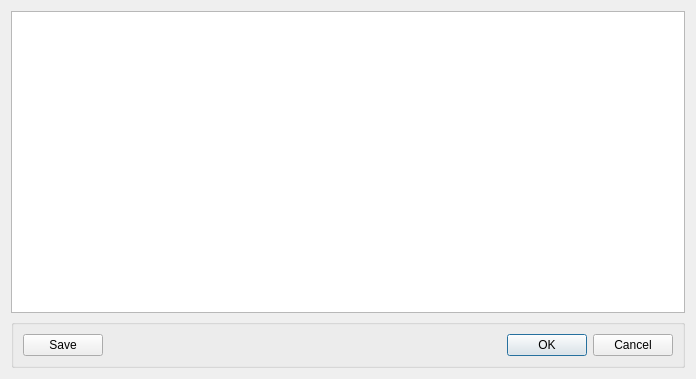
nohal/qtVlm, file src/Ui/DialogVlmLog.ui: the form before one commit.
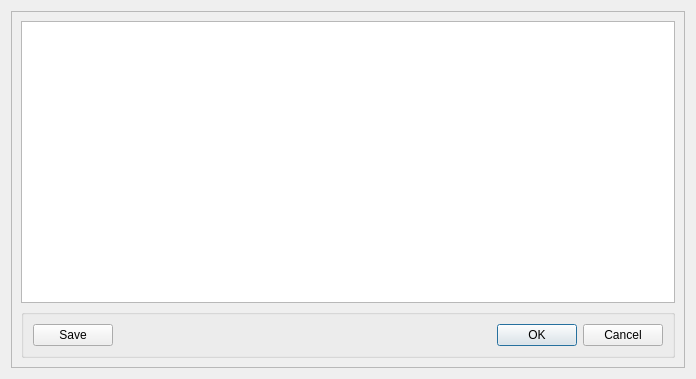
The form after the commit.

What changed in the file:
```diff
--- a/src/Ui/DialogVlmLog.ui
+++ b/src/Ui/DialogVlmLog.ui
@@ -33,6 +33,21 @@
   </property>
   <layout class="QGridLayout" name="gridLayout">
    <item row="0" column="0">
+    <widget class="QScrollArea" name="scrollArea">
+     <property name="widgetResizable">
+      <bool>true</bool>
+     </property>
+     <widget class="QWidget" name="scrollAreaWidgetContents">
+      <property name="geometry">
+       <rect>
+        <x>0</x>
+        <y>0</y>
+        <width>676</width>
+        <height>359</height>
+       </rect>
+      </property>
+      <layout class="QVBoxLayout" name="verticalLayout_2">
+       <item>
     <layout class="QVBoxLayout" name="verticalLayout">
      <item>
       <widget class="QTableView" name="vlmLogView">
@@ -84,6 +99,10 @@
       </widget>
      </item>
     </layout>
+       </item>
+      </layout>
+     </widget>
+    </widget>
    </item>
   </layout>
  </widget>
```
Lines whose indentation alone changed are shown as unchanged.
